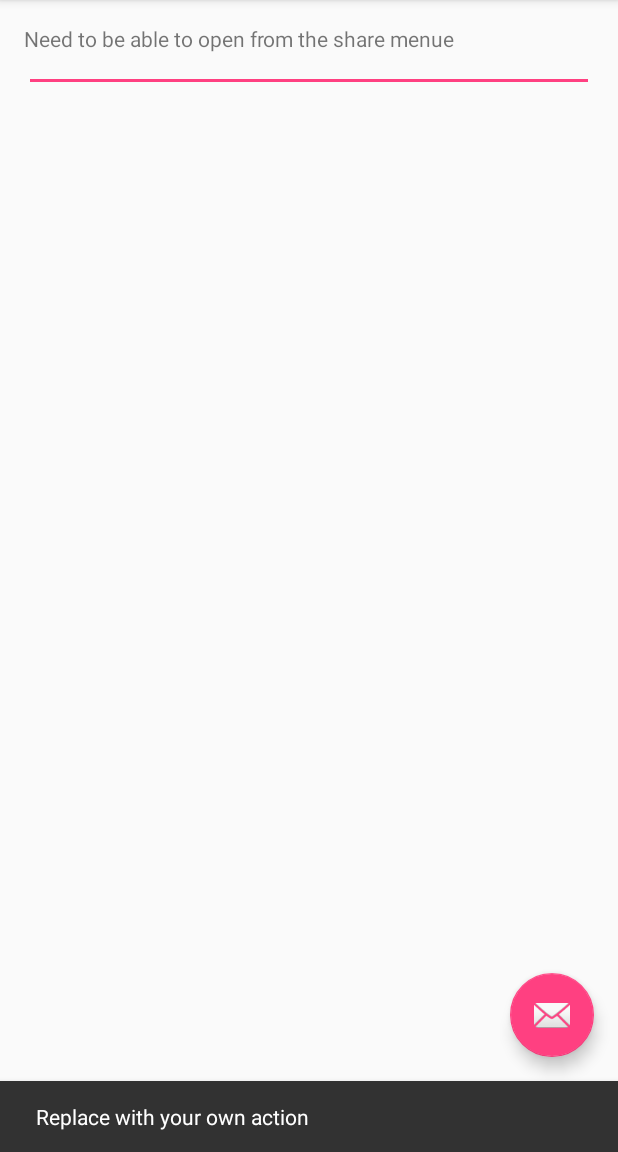
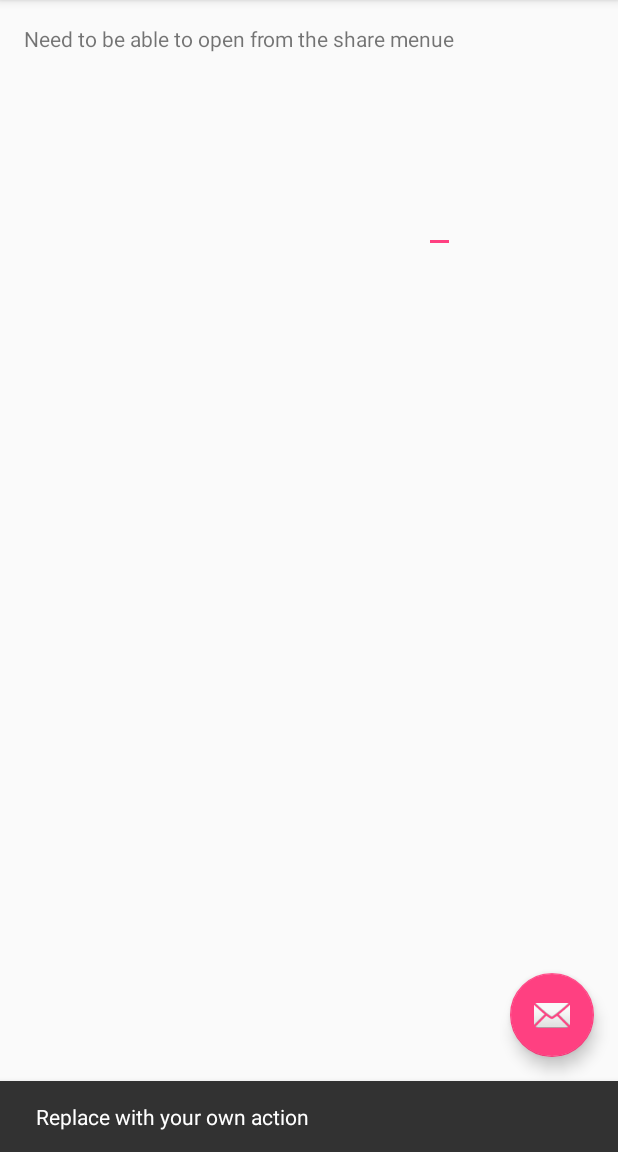
Before and after one commit to fretbuzz/ReferenceFinder2, an Android app: the screen it shows after launch (MyActivity), after a tap on an icon or button, on a phone screen of 412 x 824 dp, the part 84-1236 px from its top. Run offline under Robolectric (Android 15) with nearby library versions, the phone set to English and light mode, and no system bars; libraries missing offline, so code that uses them is left out: android.test.

Commit message:
Attempting liftoff2

```diff
--- a/app/src/main/java/wildhacks2015v2/referencefinder/MyActivity.java
+++ b/app/src/main/java/wildhacks2015v2/referencefinder/MyActivity.java
@@ -6,6 +6,7 @@ import android.support.design.widget.FloatingActionButton;
 import android.support.design.widget.Snackbar;
 import android.support.v7.app.AppCompatActivity;
 import android.support.v7.widget.Toolbar;
+import android.view.KeyEvent;
 import android.view.View;
 import android.view.Menu;
 import android.view.MenuItem;
@@ -17,6 +18,7 @@ import org.apache.commons.io.IOUtils;
 import android.app.Application;
 import android.test.ApplicationTestCase;
 import android.widget.EditText;
+import android.widget.Toast;
 
 public class MyActivity extends AppCompatActivity {
 
@@ -61,6 +63,9 @@ public class MyActivity extends AppCompatActivity {
         }
     }
 
+
+
+
     @Override
     public boolean onCreateOptionsMenu(Menu menu) {
         // Inflate the menu; this adds items to the action bar if it is present.
--- a/app/src/main/res/layout/content_my.xml
+++ b/app/src/main/res/layout/content_my.xml
@@ -15,10 +15,18 @@
     <TextView
         android:layout_width="wrap_content"
         android:layout_height="wrap_content"
-        android:text="Need to be able to open from the share menue" />
+        android:text="Need to be able to open from the share menue"
+        android:id="@+id/textView" />
+
 
     <EditText
-        android:id="@+id/edittext"
-        android:layout_width="fill_parent"
-        android:layout_height="wrap_content"/>
+        android:layout_width="wrap_content"
+        android:layout_height="wrap_content"
+        android:id="@+id/editText"
+        android:layout_marginTop="107dp"
+        android:layout_below="@+id/edittext"
+        android:layout_alignRight="@+id/textView"
+        android:layout_alignEnd="@+id/textView" />
+
+
 </RelativeLayout>
```
Also changed, not shown: 3 other files.
